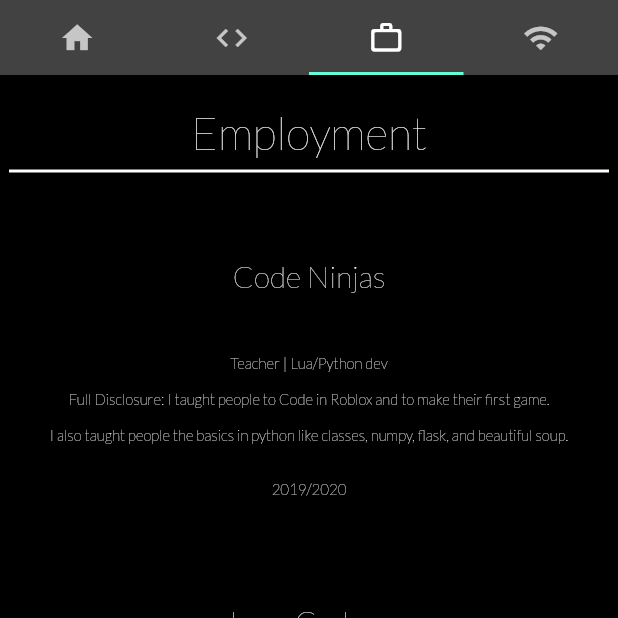
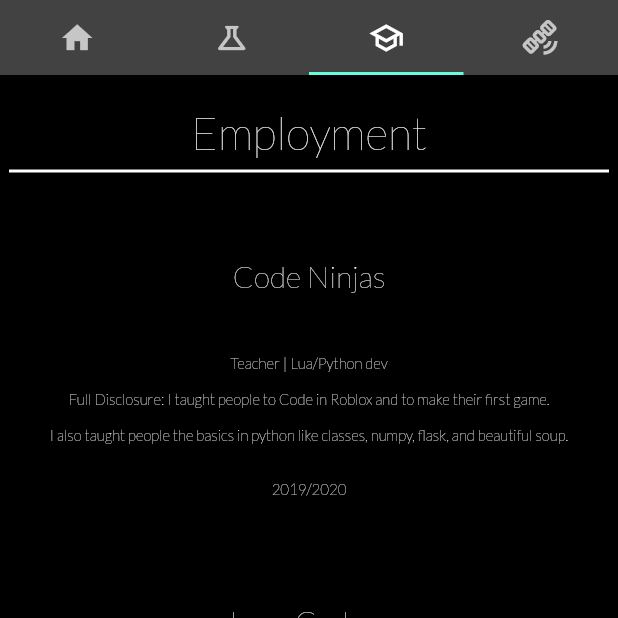
Before and after one commit to ekam-g/carghai_website, a Flutter app: the screen it shows after launch, tab 3 chosen, on a phone screen of 412 x 824 dp, the top half of it. Run offline on Flutter 3.47's test engine with Material 2 defaults, Android fonts, the phone set to English and light mode, and no system bars; our stand-ins replace auto_size_text.

Commit message:
done for now

```diff
--- a/lib/screens/tabbarhome.dart
+++ b/lib/screens/tabbarhome.dart
@@ -37,15 +37,15 @@ class _MyHomePage extends State<MyHomePage> with TickerProviderStateMixin {
                 key: Key('home'),
               ),
               Tab(
-                icon: Icon(Icons.code),
+                icon: Icon(Icons.science_outlined),
                 key: Key('Projects'),
               ),
               Tab(
-                icon: Icon(Icons.work_outline_rounded),
+                icon: Icon(Icons.school_outlined),
                 key: Key('home'),
               ),
               Tab(
-                icon: Icon(Icons.wifi),
+                icon: Icon(Icons.satellite_alt_outlined),
               ),
             ],
           ),
```
Also changed, not shown: 1 other file.
